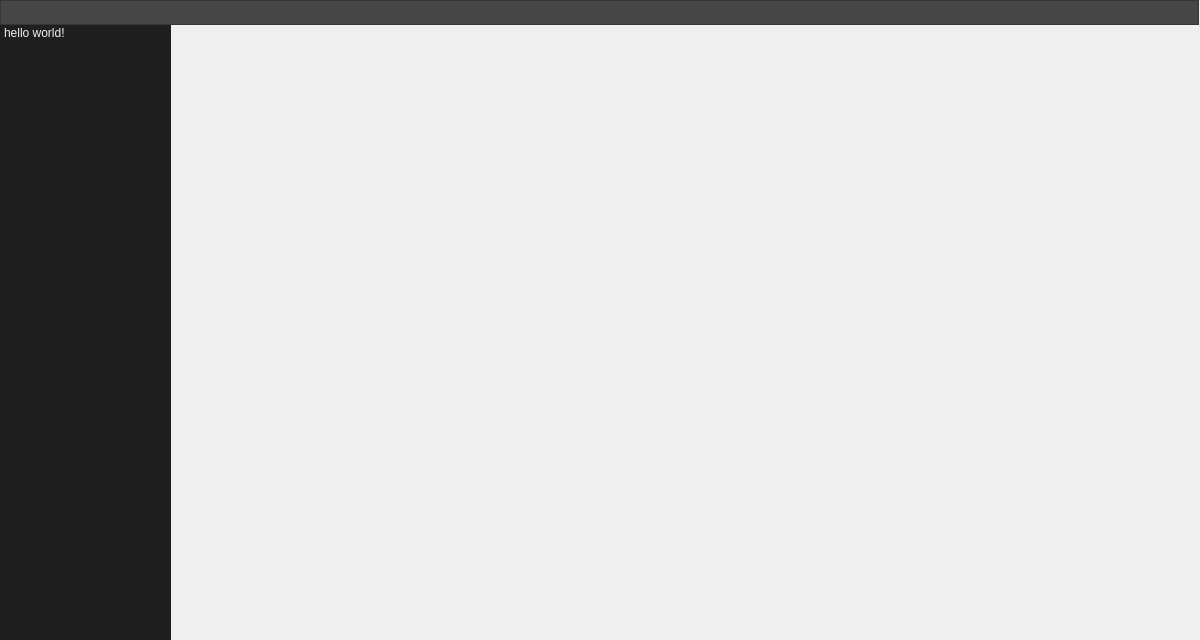
First picture: the form in BTables/forms/mainWindowForm.ui, repository Bloody-cpp/BTables, before the edit.
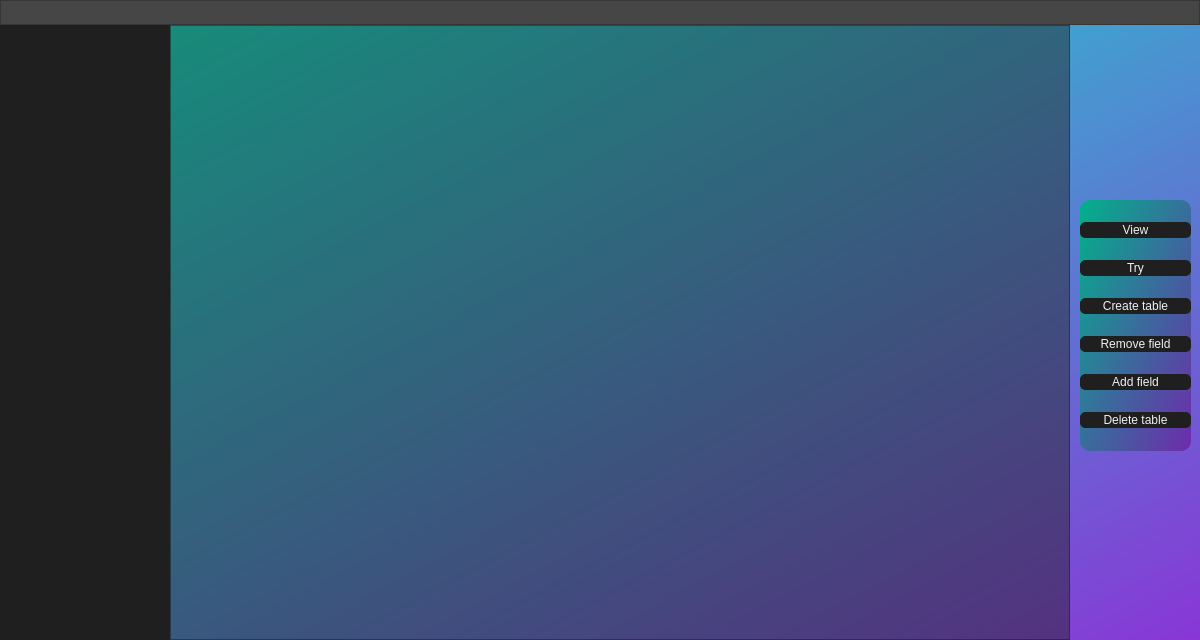
Second picture: the form after the edit. Icons and pictures are not drawn.

What changed in the file:
```diff
--- a/BTables/forms/mainWindowForm.ui
+++ b/BTables/forms/mainWindowForm.ui
@@ -16,6 +16,12 @@
   <property name="windowTitle">
    <string>Bloody Tables</string>
   </property>
+  <property name="styleSheet">
+   <string notr="true">QWidget#MainWindowForm
+{
+	background-color: qlineargradient(spread:pad, x1:0, y1:0, x2:1, y2:1, stop:0 rgba(3, 252, 202, 255), stop:1 rgba(137, 54, 214, 255));
+}</string>
+  </property>
   <widget class="QListWidget" name="availableTables">
    <property name="enabled">
     <bool>true</bool>
@@ -24,7 +30,7 @@
     <rect>
      <x>0</x>
      <y>25</y>
-     <width>171</width>
+     <width>170</width>
      <height>615</height>
     </rect>
    </property>
@@ -33,18 +39,13 @@
 color: rgb(240, 240, 240);
 border: 1px solid rgb(31, 31, 31)</string>
    </property>
-   <item>
-    <property name="text">
-     <string>hello world!</string>
-    </property>
-   </item>
   </widget>
   <widget class="QFrame" name="toolbar">
    <property name="geometry">
     <rect>
      <x>0</x>
      <y>0</y>
-     <width>1199</width>
+     <width>1200</width>
      <height>25</height>
     </rect>
    </property>
@@ -58,7 +59,14 @@
     <bool>false</bool>
    </property>
    <property name="styleSheet">
-    <string notr="true">background-color: rgb(70, 70, 70);</string>
+    <string notr="true">QFrame
+{
+	background-color: rgb(70, 70, 70);
+}
+QPushButton:hover
+{
+	background-color: rgb(104, 104, 104);
+}</string>
    </property>
    <property name="frameShape">
     <enum>QFrame::StyledPanel</enum>
@@ -69,10 +77,10 @@
    <widget class="QPushButton" name="closeButton">
     <property name="geometry">
      <rect>
-      <x>1175</x>
-      <y>0</y>
-      <width>25</width>
-      <height>25</height>
+      <x>1178</x>
+      <y>3</y>
+      <width>19</width>
+      <height>19</height>
      </rect>
     </property>
     <property name="styleSheet">
@@ -96,6 +104,130 @@
     </property>
    </widget>
   </widget>
+  <widget class="QFrame" name="frame">
+   <property name="geometry">
+    <rect>
+     <x>1080</x>
+     <y>200</y>
+     <width>111</width>
+     <height>251</height>
+    </rect>
+   </property>
+   <property name="styleSheet">
+    <string notr="true">QFrame
+{
+	background-color: qlineargradient(spread:pad, x1:0, y1:0, x2:1, y2:1, stop:0 rgba(2, 177, 139, 255), stop:1 rgba(110, 43, 172, 255));
+	border-radius: 10px
+}
+QPushButton
+{
+	border-radius: 5px;
+	background-color: rgb(31, 31, 31);
+	color: rgb(240, 240, 240);
+	border: 1px solid rgb(31, 31, 31);
+}
+</string>
+   </property>
+   <property name="frameShape">
+    <enum>QFrame::NoFrame</enum>
+   </property>
+   <property name="frameShadow">
+    <enum>QFrame::Raised</enum>
+   </property>
+   <widget class="QWidget" name="verticalLayoutWidget">
+    <property name="geometry">
+     <rect>
+      <x>0</x>
+      <y>0</y>
+      <width>111</width>
+      <height>251</height>
+     </rect>
+    </property>
+    <layout class="QVBoxLayout" name="verticalLayout">
+     <property name="spacing">
+      <number>0</number>
+     </property>
+     <property name="sizeConstraint">
+      <enum>QLayout::SetNoConstraint</enum>
+     </property>
+     <item>
+      <widget class="QPushButton" name="viewButton">
+       <property name="styleSheet">
+        <string notr="true"/>
+       </property>
+       <property name="text">
+        <string>View</string>
+       </property>
+      </widget>
+     </item>
+     <item>
+      <widget class="QPushButton" name="tryButton">
+       <property name="styleSheet">
+        <string notr="true"/>
+       </property>
+       <property name="text">
+        <string>Try</string>
+       </property>
+      </widget>
+     </item>
+     <item>
+      <widget class="QPushButton" name="createTableButton">
+       <property name="styleSheet">
+        <string notr="true"/>
+       </property>
+       <property name="text">
+        <string>Create table</string>
+       </property>
+      </widget>
+     </item>
+     <item>
+      <widget class="QPushButton" name="removeFieldButton">
+       <property name="styleSheet">
+        <string notr="true"/>
+       </property>
+       <property name="text">
+        <string>Remove field</string>
+       </property>
+      </widget>
+     </item>
+     <item>
+      <widget class="QPushButton" name="addFieldButton">
+       <property name="styleSheet">
+        <string notr="true"/>
+       </property>
+       <property name="text">
+        <string>Add field</string>
+       </property>
+      </widget>
+     </item>
+     <item>
+      <widget class="QPushButton" name="deleteTableButton">
+       <property name="styleSheet">
+        <string notr="true"/>
+       </property>
+       <property name="text">
+        <string>Delete table</string>
+       </property>
+      </widget>
+     </item>
+    </layout>
+   </widget>
+  </widget>
+  <widget class="QTableWidget" name="currentTable">
+   <property name="geometry">
+    <rect>
+     <x>170</x>
+     <y>25</y>
+     <width>900</width>
+     <height>615</height>
+    </rect>
+   </property>
+   <property name="styleSheet">
+    <string notr="true">background-color: rgba(31, 31, 31, 120);
+color: rgb(240, 240, 240);
+border-color: transparent</string>
+   </property>
+  </widget>
  </widget>
  <resources>
   <include location="../resources/resource.qrc"/>
```
Left out of the diff: 6 changed lines with no effect on the pictures.
